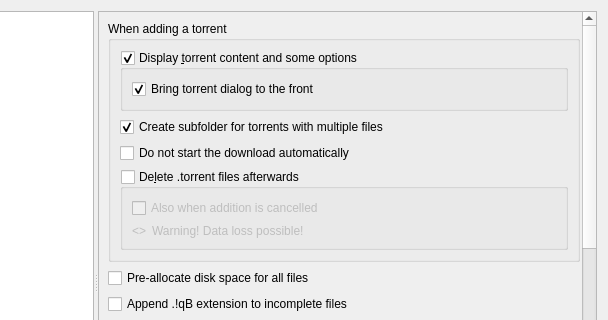
First picture: the form in src/gui/optionsdialog.ui, repository SysAdminDoc/qBittorrent-Vanced, before the edit; both pictures show x 171 to 779 and y 0 to 320 of the 779 by 591 pixel window.
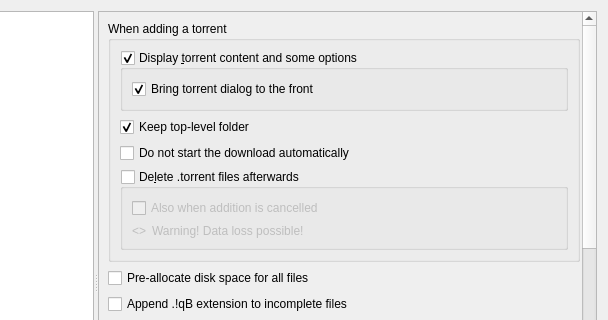
Second picture: the form after the edit. The open tabs and pages were chosen to show the change. Custom widgets are drawn as their Qt base class.

Commit message:
Rename "Create subfolder" to "Keep top-level folder"
Closes #12673

```diff
--- a/src/gui/optionsdialog.ui
+++ b/src/gui/optionsdialog.ui
@@ -771,7 +771,7 @@
                <item>
                 <widget class="QCheckBox" name="checkCreateSubfolder">
                  <property name="text">
-                  <string>Create subfolder for torrents with multiple files</string>
+                  <string>Keep top-level folder</string>
                  </property>
                  <property name="checked">
                   <bool>true</bool>
```
Left out of the diff: 2 changed lines with no effect on the pictures. The commit also changes 11 other files.
